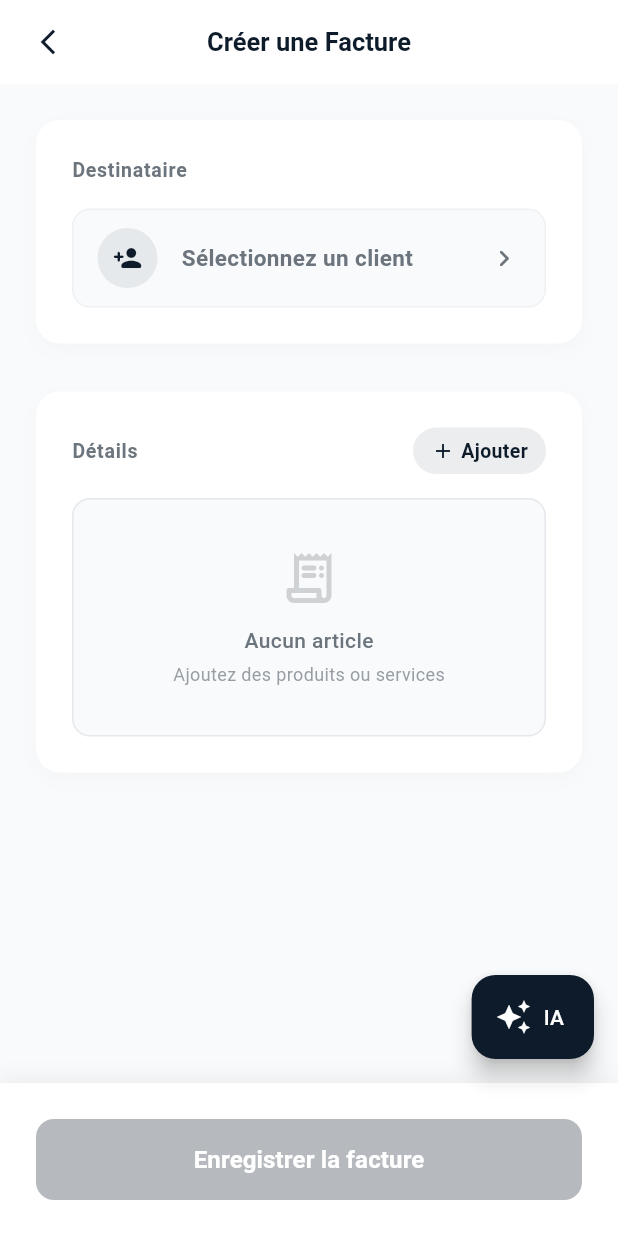
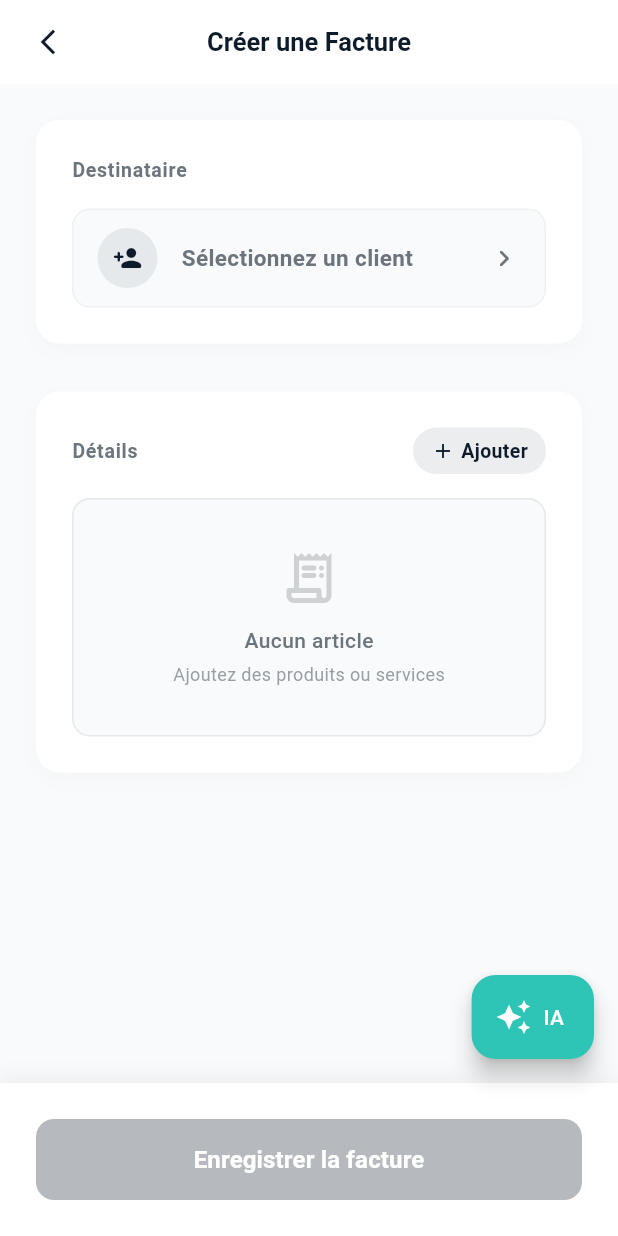
Before and after one commit to D-TECH-DEV/invoksa-mobile, a Flutter app: the InvoiceCreateScreen screen opened by its route, on a phone screen of 412 x 824 dp. Run offline on Flutter 3.47's test engine with Material 3 defaults, Android fonts, the phone set to English and light mode, and no system bars; our stand-ins replace flutter_secure_storage, jwt_decoder, share_plus; missing offline and left inert: universal_html; accounts and stored records are empty; network calls fail.

Commit message:
nouveau look pour le dasbord

```diff
--- a/lib/core/constants/api_constants.dart
+++ b/lib/core/constants/api_constants.dart
@@ -2,7 +2,7 @@ class ApiConstants {
   //ApiConstants._();
 
   // Base URL
-  static const String baseUrl = "http://10.217.12.206:8080/api";
+  static const String baseUrl = "http://10.77.247.206:8080/api";
   // static const String baseUrl = "https://api.invoksa.com:8080/api";
   // static const String baseUrl = "http://10.0.2.2:8080/api";
 
--- a/lib/core/constants/app_colors.dart
+++ b/lib/core/constants/app_colors.dart
@@ -6,6 +6,7 @@ class AppColors {
   // Primary Colors
   static const Color primary = Color(0xFF0D1B2A);
   static const Color accent = Color(0xFF2EC4B6);
+  static const Color accent2 = Color(0xFF0D868A);
   static const Color secondary = Color(0xFF6C757D);
   static const darkBlue = Color(0xFF0F2B3A);
   static const white = Color(0xFFFFFFFF);
@@ -20,6 +21,7 @@ class AppColors {
   static const Color textPrimary = Color(0xFF0D1B2A);
   static const Color textSecondary = Color(0xFF6C757D);
   static const textGrey = Color(0xFF6B7280);
+
 
   // Status
   static const Color success = Colors.green;
--- a/lib/views/invoices/invoice_create_screen.dart
+++ b/lib/views/invoices/invoice_create_screen.dart
@@ -629,7 +629,7 @@ class _InvoiceCreateScreenState extends State<InvoiceCreateScreen> {
         ),
         floatingActionButton: FloatingActionButton.extended(
           onPressed: _openAIHelperSheet,
-          backgroundColor: AppColors.primary,
+          backgroundColor: AppColors.accent,
           icon: const Icon(Icons.auto_awesome, color: Colors.white),
           label: const Text("IA", style: TextStyle(color: Colors.white)),
         ),
--- a/lib/views/invoices/widgets/invoice_filter_chip.dart
+++ b/lib/views/invoices/widgets/invoice_filter_chip.dart
@@ -7,11 +7,11 @@ class InvoiceFilterChip extends StatelessWidget {
   final VoidCallback onTap;
 
   const InvoiceFilterChip({
-    Key? key,
+    super.key,
     required this.label,
     required this.isSelected,
     required this.onTap,
-  }) : super(key: key);
+  });
 
   @override
   Widget build(BuildContext context) {
--- a/pubspec.yaml
+++ b/pubspec.yaml
@@ -46,6 +46,7 @@ dependencies:
     sdk: flutter
   path_provider: ^2.1.5
   universal_html: ^2.3.0
+  flutter_animate: ^4.2.0
   #web: ^0.4.0
 
 flutter_launcher_icons:
```
Also changed, not shown: lib/views/shared/invoice_list_item.dart (+5 -5 lines), assets/images/app/Image collée.png (added), pubspec.lock.
